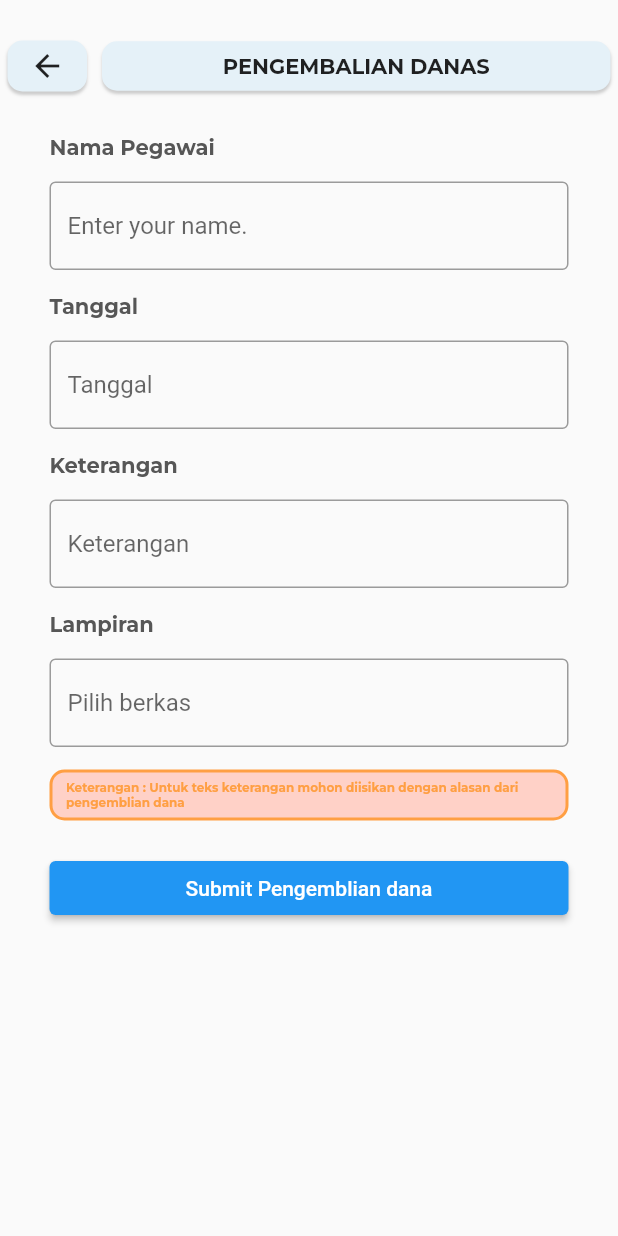
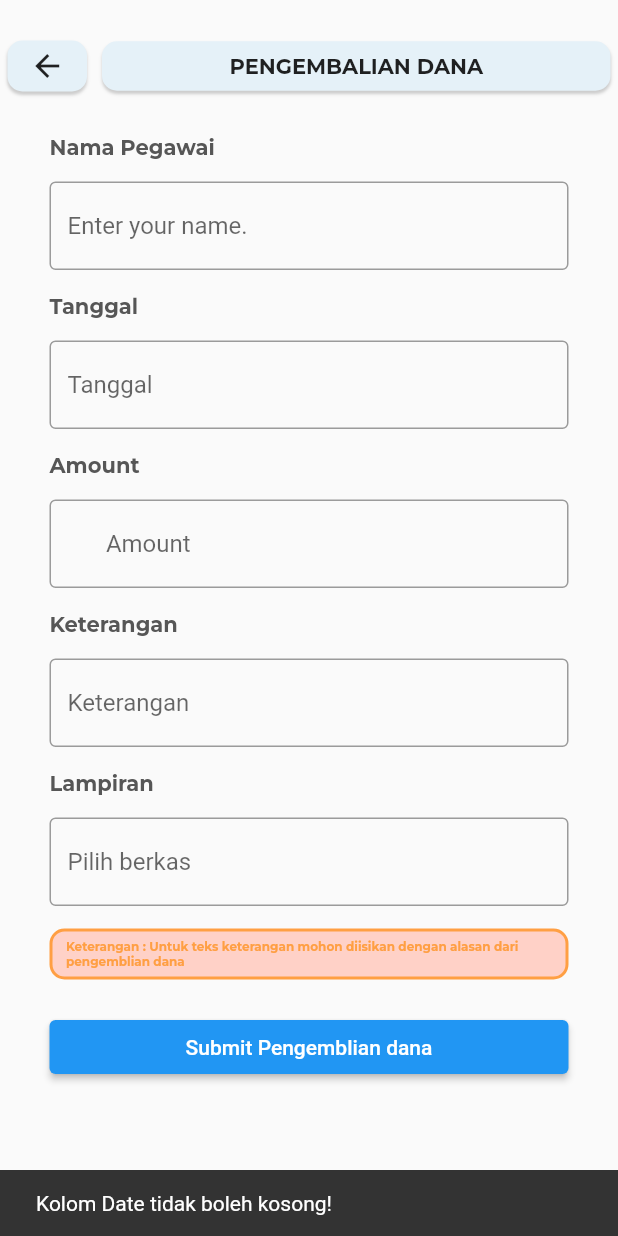
Before and after one commit to kusnadin-ali/TMS-Hub, a Flutter app: the AddReimburseScreen screen opened directly, after a tap on "Submit Pengemblian dana", on a phone screen of 412 x 824 dp. Run offline on Flutter 3.47's test engine with Material 2 defaults, Android fonts, the phone set to English and light mode, and no system bars; our stand-ins replace flutter_map, hexcolor, image_picker, latlong2, location, permission_handler; statements that could not run were skipped.

Commit message:
finish add reimburse

```diff
--- a/Front-End/tmshub/lib/src/models/reimburse_model.dart
+++ b/Front-End/tmshub/lib/src/models/reimburse_model.dart
@@ -7,6 +7,7 @@ class ReimburseModel {
   final String statusReimburse;
   final int? idAdmin;
   final String? namaAdmin;
+  final String amount;
 
   ReimburseModel({
     required this.idReimburse,
@@ -16,7 +17,8 @@ class ReimburseModel {
     required this.lampiran,
     required this.statusReimburse,
     required this.idAdmin,
-    required this.namaAdmin
+    required this.namaAdmin,
+    required this.amount
   });
 
   factory ReimburseModel.fromJson(Map<String, dynamic> json) {
@@ -28,7 +30,8 @@ class ReimburseModel {
       lampiran: json['lampiran'],
       statusReimburse: json['status_reimburse'],
       idAdmin: json['id_admin'],
-      namaAdmin: json['nama_admin']
+      namaAdmin: json['nama_admin'],
+      amount: json['amount']
     );
   }
 
@@ -41,6 +44,7 @@ class ReimburseModel {
       'lampiran': lampiran,
       'status_reimburse': statusReimburse,
       'id_admin': idAdmin,
+      'amount': amount
     };
   }
 }
--- a/Front-End/tmshub/lib/src/screens/reimburse/add_reimburse_screen.dart
+++ b/Front-End/tmshub/lib/src/screens/reimburse/add_reimburse_screen.dart
@@ -1,10 +1,12 @@
 // ignore_for_file: prefer_const_constructors, prefer_const_literals_to_create_immutables, unnecessary_string_interpolations, unnecessary_brace_in_string_interps, sized_box_for_whitespace, prefer_interpolation_to_compose_strings
 
 import 'package:flutter/material.dart';
+import 'package:flutter/services.dart';
 import 'package:hexcolor/hexcolor.dart';
 import 'package:image_picker/image_picker.dart';
 import 'package:intl/intl.dart';
 import 'package:tmshub/src/services/reimburse_service.dart';
+import 'package:tmshub/src/widgets/modal/custom_dialog.dart';
 import 'package:tmshub/src/widgets/top_navigation.dart';
 import 'package:tmshub/src/utils/globals.dart' as globals;
 
@@ -18,6 +20,7 @@ class AddReimburseScreen extends StatefulWidget {
 class _AddReimburseScreenState extends State<AddReimburseScreen> {
   final namaController = TextEditingController();
   final keteranganController = TextEditingController();
+  final amountController = TextEditingController();
   final dateController = TextEditingController();
   final imageController = TextEditingController();
   XFile? imageLampiran;
@@ -25,6 +28,7 @@ class _AddReimburseScreenState extends State<AddReimburseScreen> {
 
   @override
   void initState() {
+    namaController.text = globals.userLogin!.namaUser;
     dateController.text = "";
     imageController.text = "";
     super.initState();
@@ -35,7 +39,7 @@ class _AddReimburseScreenState extends State<AddReimburseScreen> {
     return Scaffold(
       body: Column(
         children: [
-          TopNavigation(title: "Pengembalian Danas"),
+          TopNavigation(title: "Pengembalian Dana"),
           Expanded(
               child: Padding(
             padding: const EdgeInsets.all(8.0),
@@ -61,6 +65,7 @@ class _AddReimburseScreenState extends State<AddReimburseScreen> {
       children: [
         // nama input
         inputColumn(
+            isReadOnly: true,
             title: "Nama Pegawai",
             editController: namaController,
             inputPlaceholder: "Enter your name."),
@@ -68,7 +73,12 @@ class _AddReimburseScreenState extends State<AddReimburseScreen> {
             title: "Tanggal",
             editController: dateController,
             inputPlaceholder: "Tanggal"),
+        inputAmountColumn(
+            title: "Amount",
+            editController: amountController,
+            inputPlaceholder: "Amount"),
         inputColumn(
+            isReadOnly: false,
             title: "Keterangan",
             editController: keteranganController,
             inputPlaceholder: "Keterangan"),
@@ -87,35 +97,38 @@ class _AddReimburseScreenState extends State<AddReimburseScreen> {
             child: ElevatedButton(
                 onPressed: () {
                   print("click!!!!");
-                  Map<String, dynamic> request = {
-                    'id_user': globals.userLogin!.idUser,
-                    'tanggal_reimburse': dateController.text,
-                    'keterangan': keteranganController.text
-                  };
+                  if (checkInput()) {
+                    Map<String, dynamic> request = {
+                      'id_user': globals.userLogin!.idUser,
+                      'tanggal_reimburse': dateController.text,
+                      'keterangan': keteranganController.text,
+                      'amount': amountController.text.replaceAll(',', '')
+                    };
 
-                  createReimburseAPI(request).then((value) => print('berhasil'));
+                    createReimburseAPI(request).then((value) {
+                      print(value['id_reimburse']);
+                      Map<String, String> req = {
+                        'id_reimburse': value['id_reimburse'].toString()
+                      };
+                      storeLampiranReimburseAPI(req, imageLampiran!)
+                          .then((value2) {
+                        showDialog(
+                          context: context,
+                          builder: (BuildContext context) {
+                            return CustomDialog(
+                                title: "Berhasil",
+                                message: "Berhasil membuat reimburse!",
+                                type: "success");
+                          },
+                        );
+                      });
+                      Navigator.of(context).pop(true);
+                    });
+                  }
                 },
                 child: Text("Submit Pengemblian dana")),
           ),
         )
-        // imageLampiran != null
-        //     ? Padding(
-        //         padding: const EdgeInsets.symmetric(horizontal: 20),
-        //         child: ClipRRect(
-        //           borderRadius: BorderRadius.circular(8),
-        //           child: Image.file(
-        //             //to show image, you type like this.
-        //             File(imageLampiran!.path),
-        //             fit: BoxFit.cover,
-        //             width: MediaQuery.of(context).size.width,
-        //             height: 300,
-        //           ),
-        //         ),
-        //       )
-        //     : Text(
-        //         "No Image",
-        //         style: TextStyle(fontSize: 20),
-        //       )
       ],
     );
   }
@@ -168,7 +181,54 @@ class _AddReimburseScreenState extends State<AddReimburseScreen> {
   Widget inputColumn(
       {required String title,
       required TextEditingController editController,
+      required String inputPlaceholder,
+      required bool isReadOnly}) {
+    return Column(
+      children: [
+        Padding(
+          padding: const EdgeInsets.symmetric(horizontal: 25, vertical: 15),
+          child: Align(
+            alignment: Alignment.centerLeft,
+            child: Text(
+              "${title}",
+              style: TextStyle(
+                color: HexColor("#565656"),
+                fontSize: 14,
+                fontFamily: "Montserrat",
+                fontWeight: FontWeight.w600,
+              ),
+            ),
+          ),
+        ),
+        Padding(
+          padding: const EdgeInsets.symmetric(horizontal: 25),
+          child: TextField(
+            readOnly: isReadOnly,
+            controller: editController,
+            decoration: InputDecoration(
+              hintText: '${inputPlaceholder}',
+              border: OutlineInputBorder(),
+            ),
+          ),
+        ),
+      ],
+    );
+  }
+
+  Widget inputAmountColumn(
+      {required String title,
+      required TextEditingController editController,
       required String inputPlaceholder}) {
+    // Define an input formatter to allow only numeric input
+    final currencyFormatter = FilteringTextInputFormatter.digitsOnly;
+
+    // Define a function to format the input with commas every 3 digits
+    String formatAmount(String value) {
+      final numberFormat = NumberFormat.decimalPattern();
+      final parsedValue = int.tryParse(value.replaceAll(',', '')) ?? 0;
+      return numberFormat.format(parsedValue);
+    }
+
     return Column(
       children: [
         Padding(
@@ -193,7 +253,20 @@ class _AddReimburseScreenState extends State<AddReimburseScreen> {
             decoration: InputDecoration(
               hintText: '${inputPlaceholder}',
               border: OutlineInputBorder(),
+              prefixText: "RP. ",
             ),
+            inputFormatters: [currencyFormatter],
+            onChanged: (value) {
+              // Update the text with formatted input
+              final formattedValue = formatAmount(value);
+              if (value != formattedValue) {
+                editController.value = editController.value.copyWith(
+                  text: formattedValue,
+                  selection:
+                      TextSelection.collapsed(offset: formattedValue.length),
+                );
+              }
+            },
           ),
         ),
       ],
@@ -319,4 +392,26 @@ class _AddReimburseScreenState extends State<AddReimburseScreen> {
       ),
     );
   }
+
+  bool checkInput() {
+    bool isValid = true;
+    if (dateController.text.isEmpty) {
+      ScaffoldMessenger.of(context).showSnackBar(
+          SnackBar(content: Text("Kolom Date tidak boleh kosong!")));
+      isValid = false;
+    } else if (amountController.text.isEmpty) {
+      ScaffoldMessenger.of(context).showSnackBar(
+          SnackBar(content: Text("Kolom Amount tidak boleh kosong!")));
+      isValid = false;
+    } else if (keteranganController.text.isEmpty) {
+      ScaffoldMessenger.of(context).showSnackBar(
+          SnackBar(content: Text("Kolom Keterangan tidak boleh kosong!")));
+      isValid = false;
+    } else if (imageController.text.isEmpty) {
+      ScaffoldMessenger.of(context).showSnackBar(
+          SnackBar(content: Text("Kolom Lampiran tidak boleh kosong!")));
+      isValid = false;
+    }
+    return isValid;
+  }
 }
--- a/Front-End/tmshub/lib/src/utils/globals.dart
+++ b/Front-End/tmshub/lib/src/utils/globals.dart
@@ -6,7 +6,7 @@ import 'package:tmshub/src/models/pegawai_model.dart';
 import 'package:tmshub/src/models/user_model.dart';
 
 // String urlAPI = 'http://192.168.0.103:8000/api';
-String urlAPI = 'http://172.168.101.192:8000/api';
+String urlAPI = 'http://10.1.78.216:8000/api';
 
 // int userId = 0;
 
```
Also changed, not shown: Front-End/tmshub/lib/src/services/reimburse_service.dart (+19 -0 lines).
